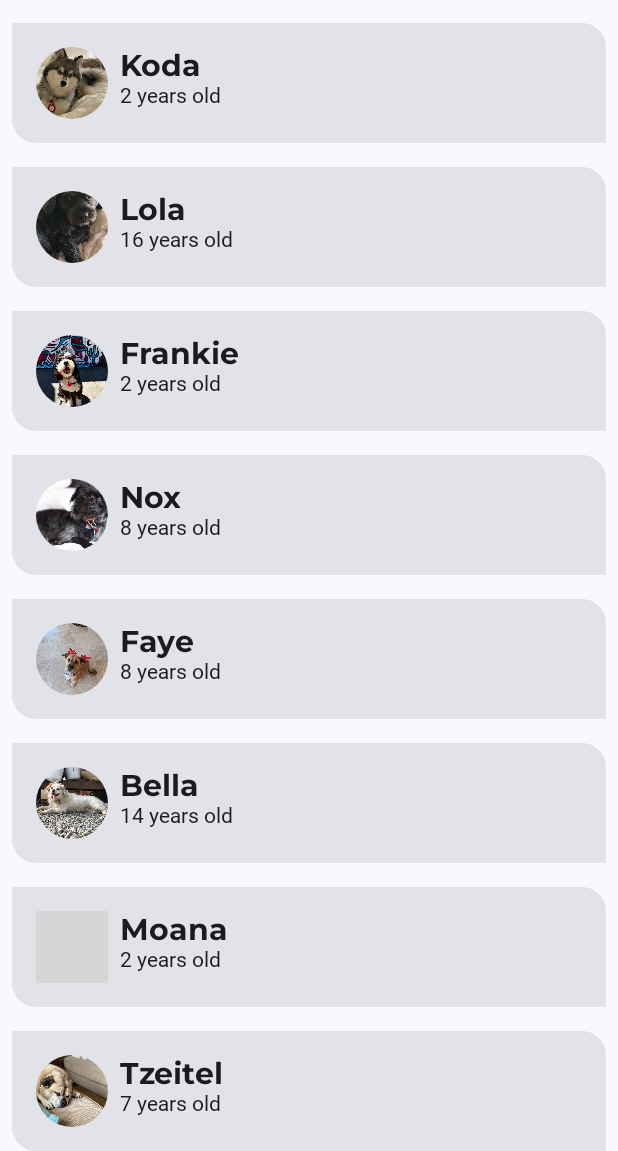
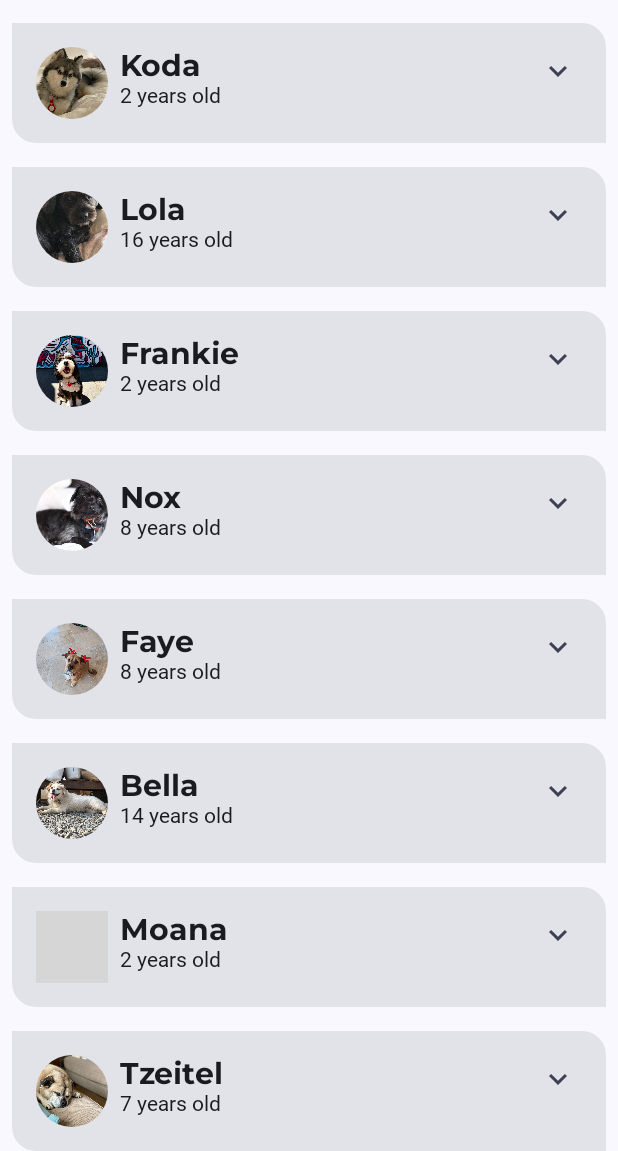
Before and after one commit to dev-satyamthakur/Woof-Android-Basics, an Android app built with Jetpack Compose: the screen it shows after launch (MainActivity), on a phone screen of 412 x 824 dp, the part 85-1236 px from its top. Run offline under Robolectric (Android 15) with nearby library versions, the phone set to English and light mode, and no system bars; Roboto replaces fonts that are not available here; grey boxes are pictures that could not be loaded.

Commit message:
Creating DogItemButton for expand more

```diff
--- a/app/build.gradle.kts
+++ b/app/build.gradle.kts
@@ -66,4 +66,7 @@ dependencies {
     androidTestImplementation("androidx.compose.ui:ui-test-junit4")
     debugImplementation("androidx.compose.ui:ui-tooling")
     debugImplementation("androidx.compose.ui:ui-test-manifest")
+
+
+    implementation("androidx.compose.material:material-icons-extended")
 }
--- a/app/src/main/java/com/satyamthakur/learning/woofandriodbasics/MainActivity.kt
+++ b/app/src/main/java/com/satyamthakur/learning/woofandriodbasics/MainActivity.kt
@@ -8,20 +8,29 @@ import androidx.annotation.StringRes
 import androidx.compose.foundation.Image
 import androidx.compose.foundation.layout.Column
 import androidx.compose.foundation.layout.Row
+import androidx.compose.foundation.layout.Spacer
 import androidx.compose.foundation.layout.fillMaxSize
 import androidx.compose.foundation.layout.fillMaxWidth
 import androidx.compose.foundation.layout.padding
 import androidx.compose.foundation.layout.size
 import androidx.compose.foundation.lazy.LazyColumn
 import androidx.compose.foundation.lazy.items
+import androidx.compose.material.icons.Icons
+import androidx.compose.material.icons.filled.ExpandMore
 import androidx.compose.material3.Card
 import androidx.compose.material3.CenterAlignedTopAppBar
 import androidx.compose.material3.ExperimentalMaterial3Api
+import androidx.compose.material3.Icon
+import androidx.compose.material3.IconButton
 import androidx.compose.material3.MaterialTheme
 import androidx.compose.material3.Scaffold
 import androidx.compose.material3.Surface
 import androidx.compose.material3.Text
 import androidx.compose.runtime.Composable
+import androidx.compose.runtime.getValue
+import androidx.compose.runtime.mutableStateOf
+import androidx.compose.runtime.remember
+import androidx.compose.runtime.setValue
 import androidx.compose.ui.Alignment
 import androidx.compose.ui.Modifier
 import androidx.compose.ui.draw.clip
@@ -110,6 +119,9 @@ fun DogItem(
     dog: Dog,
     modifier: Modifier = Modifier
 ) {
+
+    var expanded by remember { mutableStateOf(false) }
+
     Card(modifier = modifier) {
         Row(
             modifier = Modifier
@@ -118,7 +130,26 @@ fun DogItem(
         ) {
             DogIcon(dog.imageResourceId)
             DogInformation(dog.name, dog.age)
+            Spacer(modifier = Modifier.weight(1f))
+            DogItemButton(expanded = expanded, onClick = { /*TODO*/ })
         }
+    }
+}
+
+
+
+@Composable
+fun DogItemButton(
+    expanded: Boolean,
+    onClick: () -> Unit,
+    modifier: Modifier = Modifier
+) {
+    IconButton(onClick = { /*TODO*/ }, modifier = modifier) {
+        Icon(
+            imageVector = Icons.Filled.ExpandMore,
+            contentDescription = stringResource(id = R.string.expand_button_content_description),
+            tint = MaterialTheme.colorScheme.secondary
+        )
     }
 }
 
```
